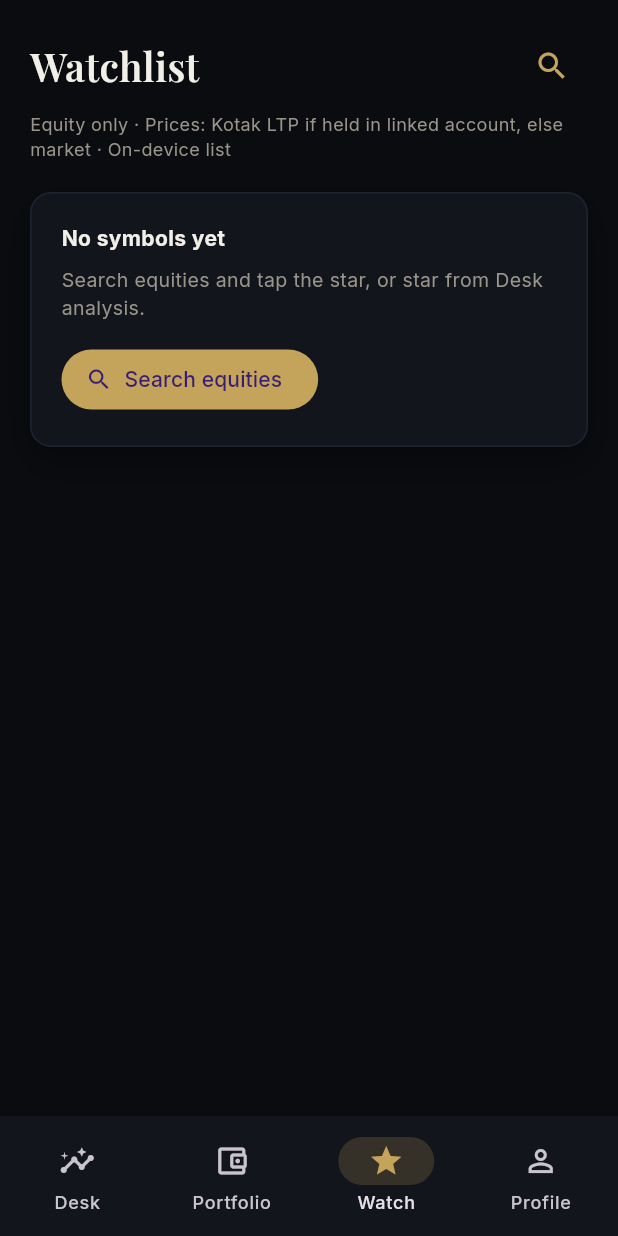
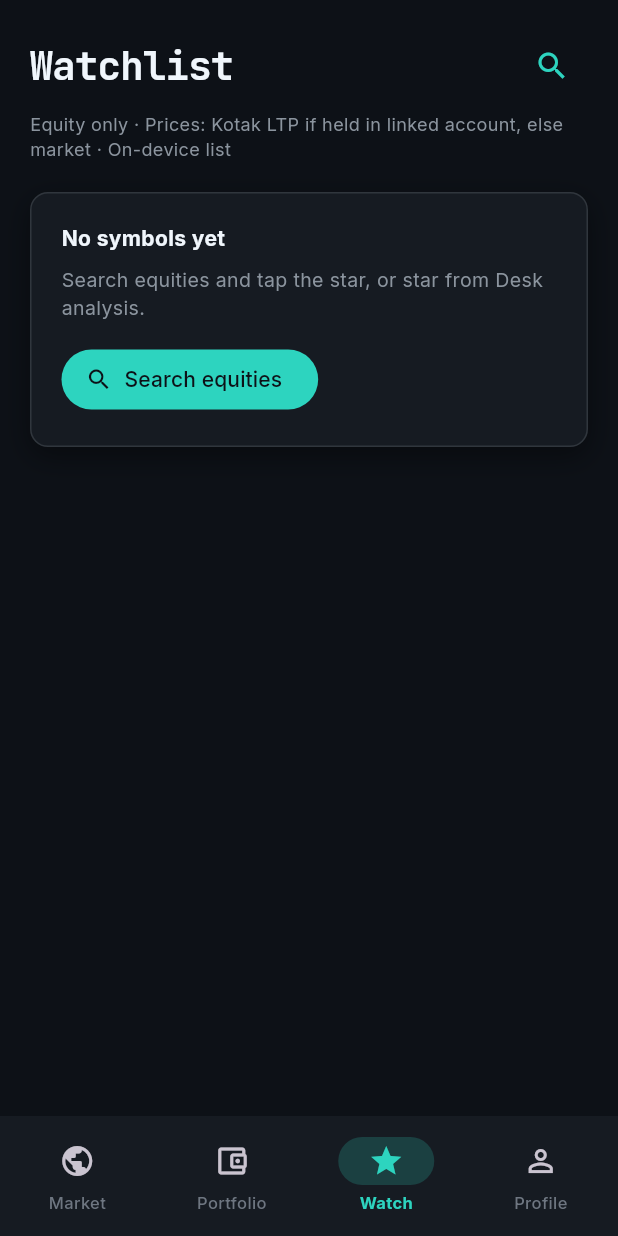
Before and after one commit to grokai264-oss/InvestIQ, a Flutter app: the MainShell screen opened directly, item 3 of the bottom bar chosen, on a phone screen of 412 x 824 dp. Run offline on Flutter 3.47's test engine with Material 3 defaults, Android fonts, the phone set to English and light mode, and no system bars; our stand-ins replace fl_chart, flutter_animate, google_fonts, shared_preferences, shimmer; accounts and stored records are empty; network calls fail; statements that could not run were skipped.

Commit message:
ui v1.4: research-terminal theme (graphite/teal/indigo), Market home with sector map, Calculation Audit on company detail

```diff
--- a/flutter_app/lib/models/recommendation.dart
+++ b/flutter_app/lib/models/recommendation.dart
@@ -55,7 +55,6 @@ class Recommendation {
   bool get isBuy => action == 'BUY' || action == 'STRONG BUY';
   bool get isSell => action == 'SELL';
 
-  /// Human labels for institutional factor radar
   static const factorLabels = {
     'score_rsi': 'RSI',
     'score_ema': 'Trend',
@@ -65,7 +64,8 @@ class Recommendation {
     'score_momentum': 'Momentum',
     'score_low_vol': 'LowVol',
     'score_delivery': 'Delivery',
-    'score_fii': 'FII',
+    'score_fii': 'FII (mkt)',
+    'score_fii_market': 'FII (mkt)',
     'score_value': 'Value',
   };
 
--- a/flutter_app/lib/screens/main_shell.dart
+++ b/flutter_app/lib/screens/main_shell.dart
@@ -1,6 +1,6 @@
 import 'package:flutter/material.dart';
 import '../theme/app_theme.dart';
-import 'dashboard_screen.dart';
+import 'market_screen.dart';
 import 'portfolio_screen.dart';
 import 'watchlist_screen.dart';
 import 'profile_screen.dart';
@@ -14,7 +14,7 @@ class MainShell extends StatefulWidget {
 class _MainShellState extends State<MainShell> {
   int _i = 0;
   final _pages = const [
-    DashboardScreen(),
+    MarketScreen(),
     PortfolioScreen(),
     WatchlistScreen(),
     ProfileScreen(),
@@ -31,10 +31,26 @@ class _MainShellState extends State<MainShell> {
         indicatorColor: AppTheme.accentSoft,
         labelBehavior: NavigationDestinationLabelBehavior.alwaysShow,
         destinations: const [
-          NavigationDestination(icon: Icon(Icons.insights_outlined), selectedIcon: Icon(Icons.insights, color: AppTheme.accent), label: 'Desk'),
-          NavigationDestination(icon: Icon(Icons.account_balance_wallet_outlined), selectedIcon: Icon(Icons.account_balance_wallet, color: AppTheme.accent), label: 'Portfolio'),
-          NavigationDestination(icon: Icon(Icons.star_outline), selectedIcon: Icon(Icons.star, color: AppTheme.accent), label: 'Watch'),
-          NavigationDestination(icon: Icon(Icons.person_outline), selectedIcon: Icon(Icons.person, color: AppTheme.accent), label: 'Profile'),
+          NavigationDestination(
+            icon: Icon(Icons.public_outlined),
+            selectedIcon: Icon(Icons.public, color: AppTheme.accent),
+            label: 'Market',
+          ),
+          NavigationDestination(
+            icon: Icon(Icons.account_balance_wallet_outlined),
+            selectedIcon: Icon(Icons.account_balance_wallet, color: AppTheme.accent),
+            label: 'Portfolio',
+          ),
+          NavigationDestination(
+            icon: Icon(Icons.star_outline),
+            selectedIcon: Icon(Icons.star, color: AppTheme.accent),
+            label: 'Watch',
+          ),
+          NavigationDestination(
+            icon: Icon(Icons.person_outline),
+            selectedIcon: Icon(Icons.person, color: AppTheme.accent),
+            label: 'Profile',
+          ),
         ],
       ),
     );
--- a/flutter_app/lib/theme/app_theme.dart
+++ b/flutter_app/lib/theme/app_theme.dart
@@ -1,43 +1,49 @@
 import 'package:flutter/material.dart';
 import 'package:google_fonts/google_fonts.dart';
 
-/// Private-ledger aesthetic: deep ink + brass gold.
+/// Research-terminal aesthetic: deep graphite + teal primary + indigo secondary.
 class AppTheme {
-  static const Color bg = Color(0xFF0A0C10);
-  static const Color card = Color(0xFF12151C);
-  static const Color cardBorder = Color(0xFF1E2430);
+  // Surfaces
+  static const Color bg = Color(0xFF0D1117);
+  static const Color card = Color(0xFF161B22);
+  static const Color cardElevated = Color(0xFF1C2330);
+  static const Color cardBorder = Color(0xFF30363D);
   static const Color border = cardBorder;
-  static const Color accent = Color(0xFFC4A35A);
-  static const Color accentSoft = Color(0x33C4A35A);
-  static const Color green = Color(0xFF3D9B6E);
-  static const Color red = Color(0xFFC45C5C);
-  static const Color yellow = Color(0xFFD4A017);
-  static const Color textPrimary = Color(0xFFF2EFE8);
-  static const Color textSecondary = Color(0xFF9A958A);
-  static const Color textMuted = Color(0xFF6B665C);
 
-  static const double radiusSm = 10;
-  static const double radiusMd = 14;
-  static const double radiusLg = 20;
+  // Accents
+  static const Color accent = Color(0xFF2DD4BF); // teal
+  static const Color accentSoft = Color(0x332DD4BF);
+  static const Color indigo = Color(0xFF818CF8);
+  static const Color indigoSoft = Color(0x33818CF8);
+  static const Color gold = Color(0xFFD4A574); // restrained emphasis only
 
-  static const LinearGradient brandGradient = LinearGradient(
-    begin: Alignment.topLeft,
-    end: Alignment.bottomRight,
-    colors: [Color(0xFFC4A35A), Color(0xFF8B7355)],
-  );
+  // Semantic
+  static const Color green = Color(0xFF34D399);
+  static const Color red = Color(0xFFF87171);
+  static const Color yellow = Color(0xFFFBBF24);
+
+  // Text
+  static const Color textPrimary = Color(0xFFF0F6FC);
+  static const Color textSecondary = Color(0xFF8B949E);
+  static const Color textMuted = Color(0xFF6E7681);
+
+  static const double radiusSm = 8;
+  static const double radiusMd = 12;
+  static const double radiusLg = 16;
 
   static List<BoxShadow> get cardShadow => [
         BoxShadow(
-          color: Colors.black.withOpacity(0.35),
-          blurRadius: 20,
-          offset: const Offset(0, 10),
+          color: Colors.black.withOpacity(0.4),
+          blurRadius: 16,
+          offset: const Offset(0, 6),
         ),
       ];
 
-  static BoxDecoration cardDecoration({Color? borderColor}) => BoxDecoration(
-        color: card,
+  static BoxDecoration cardDecoration({Color? borderColor, Color? color}) =>
+      BoxDecoration(
+        color: color ?? card,
         borderRadius: BorderRadius.circular(radiusMd),
-        border: Border.all(color: borderColor ?? cardBorder),
+        border: Border.all(color: borderColor ?? cardBorder, width: 1),
         boxShadow: cardShadow,
       );
 
@@ -49,30 +55,54 @@ class AppTheme {
       cardColor: card,
       colorScheme: base.colorScheme.copyWith(
         primary: accent,
-        secondary: accent,
+        secondary: indigo,
         surface: card,
+        onPrimary: bg,
       ),
       textTheme: GoogleFonts.interTextTheme(base.textTheme).apply(
         bodyColor: textPrimary,
         displayColor: textPrimary,
       ),
-      appBarTheme: const AppBarTheme(
+      appBarTheme: AppBarTheme(
         backgroundColor: bg,
         elevation: 0,
         centerTitle: false,
+        titleTextStyle: GoogleFonts.inter(
+          color: textPrimary,
+          fontWeight: FontWeight.w700,
+          fontSize: 18,
+        ),
+      ),
+      navigationBarTheme: NavigationBarThemeData(
+        backgroundColor: card,
+        indicatorColor: accentSoft,
+        labelTextStyle: WidgetStateProperty.resolveWith((s) {
+          final selected = s.contains(WidgetState.selected);
+          return TextStyle(
+            fontSize: 11,
+            fontWeight: selected ? FontWeight.w700 : FontWeight.w500,
+            color: selected ? accent : textMuted,
+          );
+        }),
       ),
     );
   }
 
-  static TextStyle get serifTitle => GoogleFonts.playfairDisplay(
+  static TextStyle get monoTitle => GoogleFonts.jetBrainsMono(
         color: textPrimary,
-        fontWeight: FontWeight.w600,
-        fontSize: 28,
+        fontWeight: FontWeight.w700,
+        fontSize: 22,
+        letterSpacing: -0.5,
       );
 
-  static TextStyle get serifSmall => GoogleFonts.playfairDisplay(
+  static TextStyle get sectionTitle => GoogleFonts.inter(
         color: textPrimary,
-        fontWeight: FontWeight.w600,
-        fontSize: 18,
+        fontWeight: FontWeight.w700,
+        fontSize: 15,
+        letterSpacing: 0.2,
       );
+
+  // Legacy aliases so existing screens compile during transition
+  static TextStyle get serifTitle => monoTitle;
+  static TextStyle get serifSmall => sectionTitle;
 }
```
Also changed, not shown: flutter_app/lib/widgets/recommendation_card.dart (+69 -26 lines).
